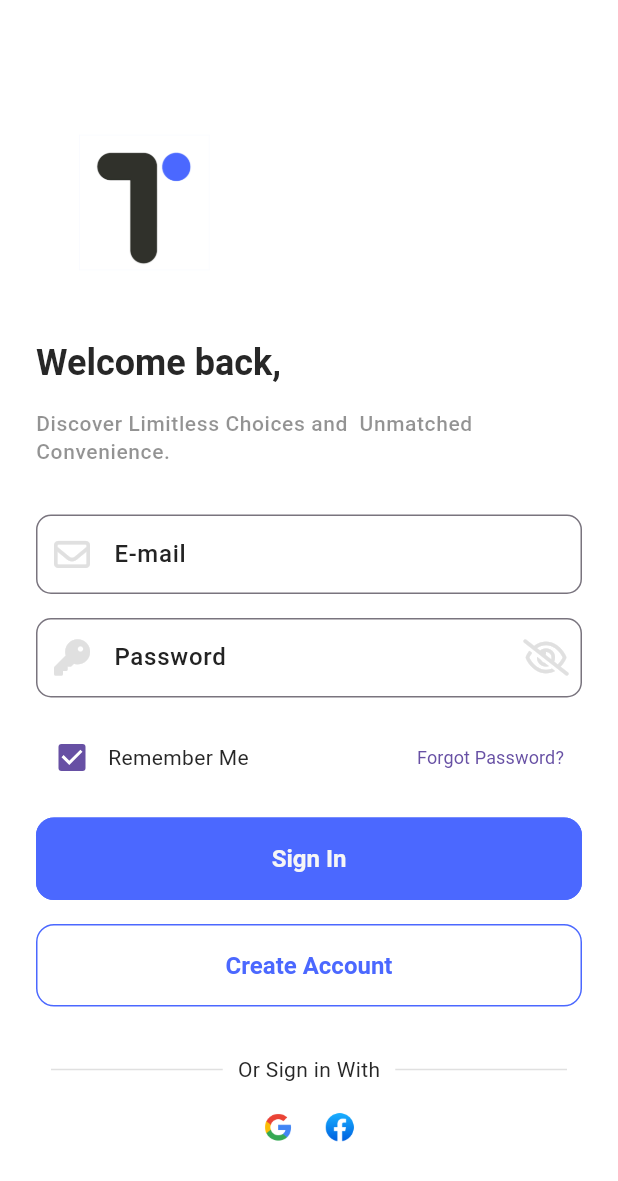
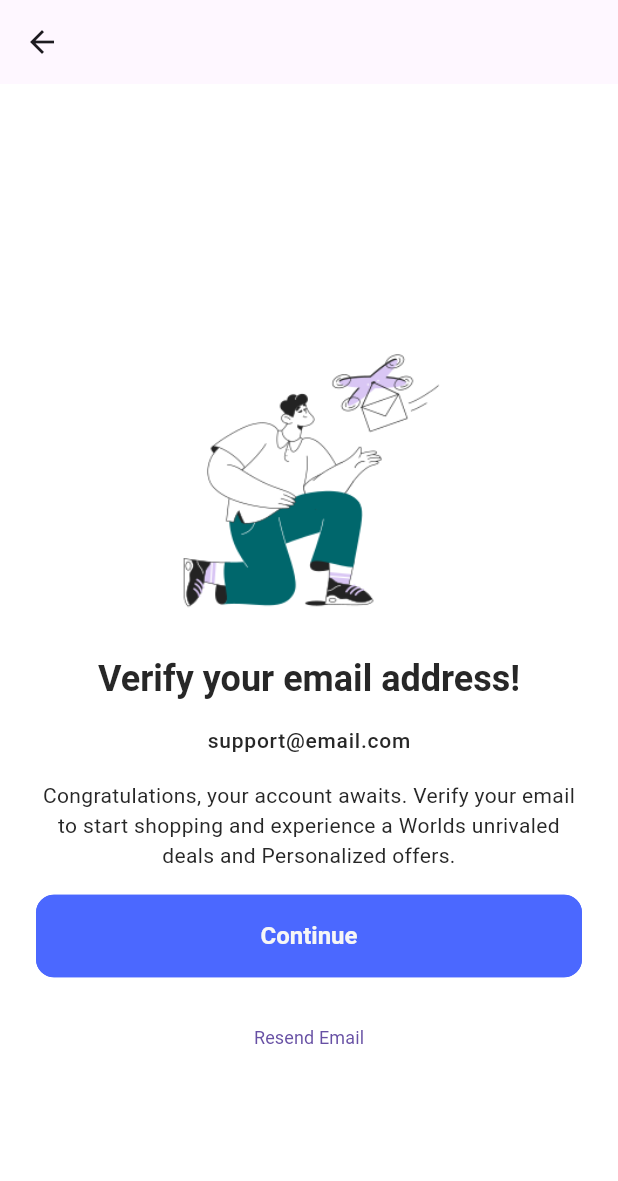
Before and after one commit to hitchcliff/flutter-ecommerce-app, a Flutter app: the Login screen opened directly, after a tap on "Forgot Password?", on a phone screen of 412 x 824 dp. Shown: the top 1181 px of the screen. Run offline on Flutter 3.47's test engine with Material 3 defaults, Android fonts, the light colour scheme and no system bars; our stand-ins replace font_awesome_flutter, get, smooth_page_indicator; Roboto replaces fonts that are missing (Poppins).

Commit message:
verify email screen

```diff
--- a/lib/components/login_form.dart
+++ b/lib/components/login_form.dart
@@ -3,6 +3,7 @@ import 'package:font_awesome_flutter/font_awesome_flutter.dart';
 import 'package:get/get.dart';
 import 'package:single_store_ecommerce/extensions/list_space_between.dart';
 import 'package:single_store_ecommerce/screens/create_account.dart';
+import 'package:single_store_ecommerce/screens/forgot_password.dart';
 import 'package:single_store_ecommerce/utils/constants/sizes.dart';
 import 'package:single_store_ecommerce/utils/constants/text_strings.dart';
 
@@ -43,7 +44,9 @@ class LoginForm extends StatelessWidget {
                 ],
               ),
               TextButton(
-                onPressed: () {},
+                onPressed: () {
+                  Get.to(() => const ForgotPassword());
+                },
                 child: const Text(MyTexts.loginForgotPw),
               ),
             ],
--- /dev/null
+++ b/lib/screens/forgot_password.dart
@@ -0,0 +1,54 @@
+import 'package:flutter/material.dart';
+import 'package:single_store_ecommerce/components/fullscreen_container.dart';
+import 'package:single_store_ecommerce/extensions/list_space_between.dart';
+import 'package:single_store_ecommerce/utils/constants/image_strings.dart';
+import 'package:single_store_ecommerce/utils/constants/sizes.dart';
+import 'package:single_store_ecommerce/utils/constants/text_strings.dart';
+
+class ForgotPassword extends StatelessWidget {
+  const ForgotPassword({super.key});
+
+  @override
+  Widget build(BuildContext context) {
+    final theme = Theme.of(context);
+
+    return Scaffold(
+      appBar: AppBar(),
+      body: SafeArea(
+        child: FullscreenContainer(
+          child: Column(
+            mainAxisAlignment: MainAxisAlignment.center,
+            crossAxisAlignment: CrossAxisAlignment.center,
+            children: [
+              const Image(
+                image: AssetImage(MyImages.verifyEmailImg),
+                height: 200,
+              ),
+              Text(MyTexts.verifyTitle, style: theme.textTheme.headlineMedium),
+              Text(MyTexts.verifyEmail, style: theme.textTheme.bodyLarge),
+              Text(
+                MyTexts.verifyDescription,
+                style: theme.textTheme.bodyMedium,
+                textAlign: TextAlign.center,
+              ),
+              SizedBox(
+                width: double.infinity,
+                child: ElevatedButton(
+                  onPressed: () {},
+                  child: const Text(MyTexts.verifyContinueBtn),
+                ),
+              ),
+              SizedBox(
+                width: double.infinity,
+                child: TextButton(
+                  onPressed: () {},
+                  child: const Text(MyTexts.verifyResendBtn),
+                ),
+              ),
+            ].gap(height: MySizes.spaceBtwItems),
+          ),
+        ),
+      ),
+    );
+  }
+}
--- a/lib/utils/constants/image_strings.dart
+++ b/lib/utils/constants/image_strings.dart
@@ -15,4 +15,8 @@ class MyImages {
 
   static const String googleIconImg = "assets/logos/google-icon.png";
   static const String fbIconImg = "assets/logos/facebook-icon.png";
+
+  // verify image
+  static const verifyEmailImg =
+      "assets/images/animations/sammy-line-man-receives-a-mail.png";
 }
--- a/lib/utils/constants/text_strings.dart
+++ b/lib/utils/constants/text_strings.dart
@@ -34,4 +34,12 @@ class MyTexts {
   static const String registerPhoneNumber = "Phone Number";
   static const String registerPassword = "Password";
   static const String registerCreateAccount = "Create Account";
+
+  // Verify account
+  static const verifyTitle = "Verify your email address!";
+  static const verifyEmail = "support@email.com";
+  static const verifyDescription =
+      "Congratulations, your account awaits. Verify your email to start shopping and experience a Worlds unrivaled deals and Personalized offers.";
+  static const verifyContinueBtn = "Continue";
+  static const verifyResendBtn = "Resend Email";
 }
--- a/pubspec.yaml
+++ b/pubspec.yaml
@@ -27,3 +27,4 @@ flutter:
   assets:
     - assets/images/on_boarding_images/
     - assets/logos/
+    - assets/images/animations/
```
